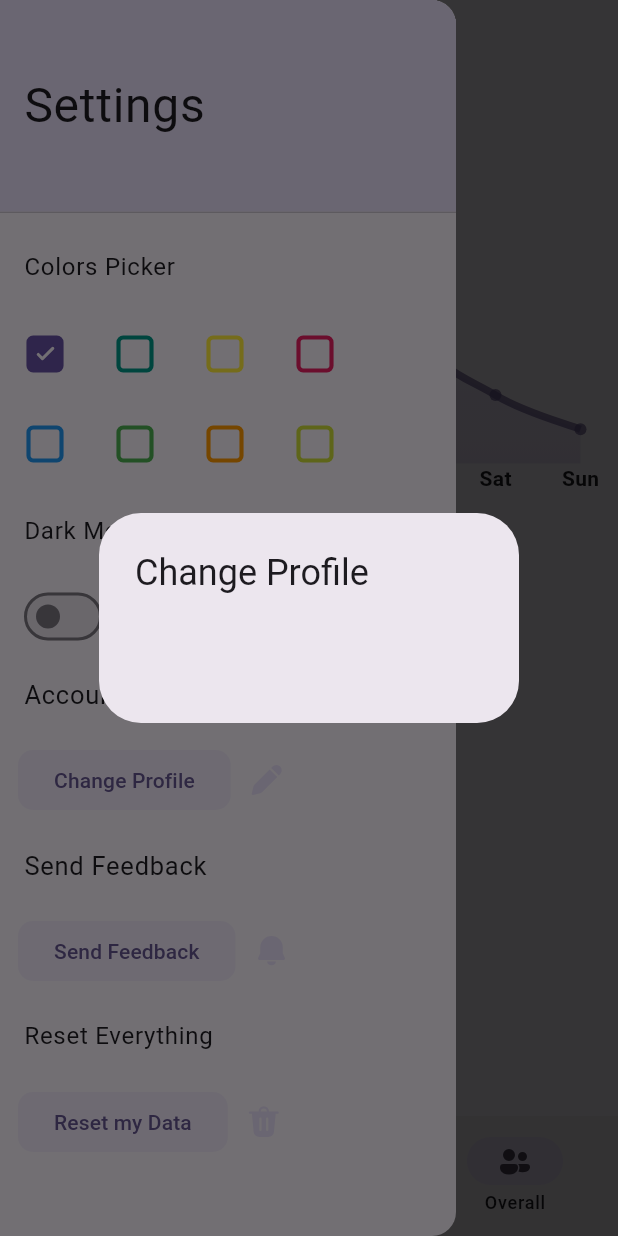
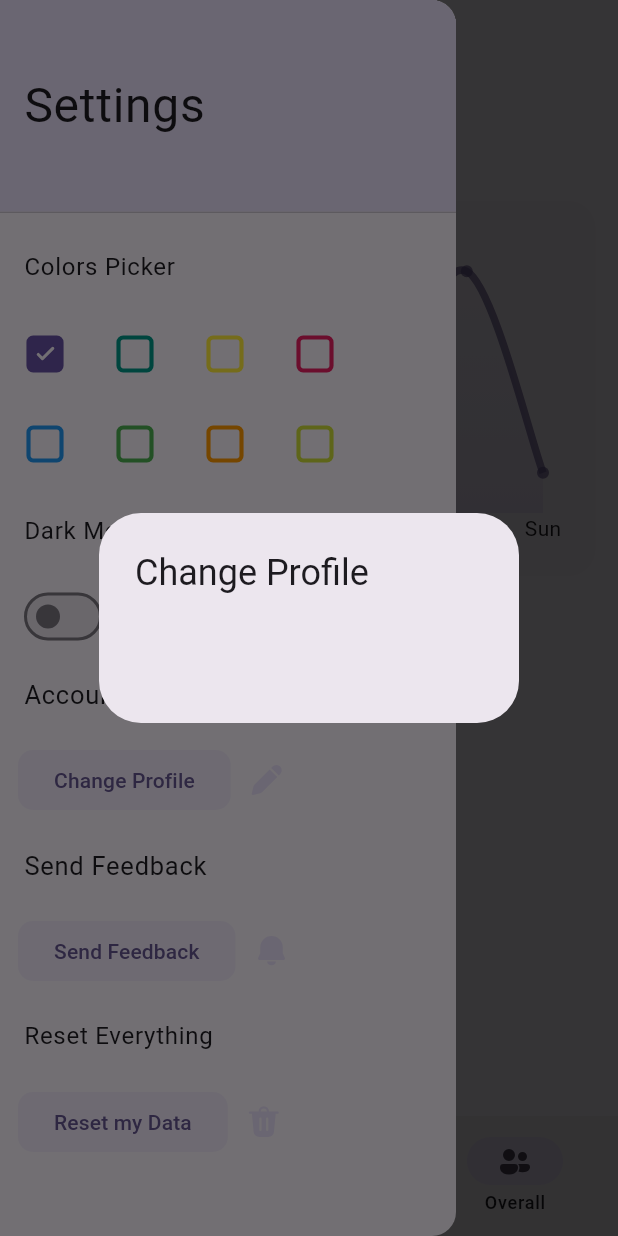
Before and after one commit to HaseebKahn365/workouts_v3, a Flutter app: the screen it shows after launch, item 3 of the bottom bar chosen, in the side drawer, after a tap on "Change Profile", on a phone screen of 412 x 824 dp. Run offline on Flutter 3.47's test engine with Material 3 defaults, Android fonts, the phone set to English and light mode, and no system bars; drawn by our look-alikes of fl_chart, flutter_animate; our stand-ins replace firebase_auth, firebase_core, fluentui_system_icons, google_sign_in, introduction_screen, shared_preferences; accounts and stored records are empty.

Commit message:
animations added

```diff
--- a/lib/home_screen.dart
+++ b/lib/home_screen.dart
@@ -2,6 +2,7 @@
 
 import 'package:fluentui_system_icons/fluentui_system_icons.dart';
 import 'package:flutter/material.dart';
+import 'package:flutter_animate/flutter_animate.dart';
 import 'package:workouts_v3/screens/category.dart';
 import 'package:workouts_v3/screens/devlog.dart';
 import 'package:workouts_v3/testing/mockclassStructures.dart';
@@ -136,10 +137,22 @@ class _HomeScreenState extends State<HomeScreen> {
                   label: const Text("Add Category"),
                 ),
               ),
+            )
+                .animate()
+                .scale(
+                  duration: const Duration(milliseconds: 500),
+                  curve: Curves.easeInOut,
+                )
+                .then()
+                .shake(
+                  duration: const Duration(milliseconds: 500),
+                  curve: Curves.easeInOut,
+                  hz: 2,
                 ),
 
             //creating a card for each category using expand operator for the list
-            ...categories.map((category) => Padding(
+            ...categories.map(
+              (category) => Padding(
                 padding: const EdgeInsets.only(bottom: 8.0, right: 8.0, left: 8.0),
                 child: Card(
                   color: Theme.of(context).colorScheme.surfaceVariant,
@@ -157,8 +170,17 @@ class _HomeScreenState extends State<HomeScreen> {
                     splashColor: Theme.of(context).colorScheme.secondaryContainer,
                   ),
                   elevation: 0,
+                )
+                    .animate()
+                    .slideY(
+                      duration: const Duration(milliseconds: 500),
+                      curve: Curves.easeInOut,
+                      begin: 1,
+                    )
+                    .then()
+                    .shimmer(),
               ),
-                )),
+            ),
 
             //card for the DEVLogs
             Padding(
@@ -178,7 +200,15 @@ class _HomeScreenState extends State<HomeScreen> {
                   splashColor: Theme.of(context).colorScheme.secondaryContainer,
                 ),
                 elevation: 0,
-              ),
+              )
+                  .animate()
+                  .slideY(
+                    duration: const Duration(milliseconds: 500),
+                    curve: Curves.easeInOut,
+                    begin: 1,
+                  )
+                  .then()
+                  .shimmer(),
             ),
           ],
         ),
@@ -224,49 +254,6 @@ class FloatingActionButtons extends StatelessWidget {
             child: const Icon(Icons.add),
           ),
         ],
-      ),
-    );
-  }
-}
-
-class Dialogs extends StatefulWidget {
-  const Dialogs({super.key});
-
-  @override
-  State<Dialogs> createState() => _DialogsState();
-}
-
-class _DialogsState extends State<Dialogs> {
-  void openDialog(BuildContext context) {
-    showDialog<void>(
-      context: context,
-      builder: (context) => AlertDialog(
-        title: const Text("Basic Dialog Title"),
-        content: const Text("A dialog is a type of modal window that appears in front of app content to provide critical information, or prompt for a decision to be made."),
-        actions: <Widget>[
-          TextButton(
-            child: const Text('Dismiss'),
-            onPressed: () => Navigator.of(context).pop(),
-          ),
-          TextButton(
-            child: const Text('Action'),
-            onPressed: () => Navigator.of(context).pop(),
-          ),
-        ],
-      ),
-    );
-  }
-
-  @override
-  Widget build(BuildContext context) {
-    return Padding(
-      padding: const EdgeInsets.symmetric(vertical: 10),
-      child: TextButton(
-        child: const Text(
-          "Open Dialog",
-          style: TextStyle(fontWeight: FontWeight.bold),
-        ),
-        onPressed: () => openDialog(context),
       ),
     );
   }
--- a/lib/overall_screen.dart
+++ b/lib/overall_screen.dart
@@ -2,6 +2,7 @@
 
 import 'package:fl_chart/fl_chart.dart';
 import 'package:flutter/material.dart';
+import 'package:flutter_animate/flutter_animate.dart';
 
 class Overall extends StatelessWidget {
   const Overall({super.key});
@@ -11,29 +12,43 @@ class Overall extends StatelessWidget {
     // Compare this snippet from lib\main.dart:
 
     return Expanded(
+      child: Padding(
+        padding: const EdgeInsets.symmetric(horizontal: 10),
         child: ListView(
           children: <Widget>[
+            const SizedBox(height: 16),
+            Text('  Weekly\'s Progress ', style: Theme.of(context).textTheme.headlineMedium).animate().scale(
+                  duration: const Duration(milliseconds: 500),
+                  curve: Curves.easeInOut,
+                ),
             //here we will have the weekly report of the user's devlogs showing how much time he spent on developement.
             //we will have a bar chart to show the progress of the user in the week.
+            const SizedBox(height: 16),
 
             Padding(
-            padding: const EdgeInsets.all(25.0),
-            child: LineChartWidget(),
+              padding: const EdgeInsets.only(left: 5, right: 5, top: 10, bottom: 10),
+              child: LineChartWidget().animate().slide(
+                    duration: const Duration(milliseconds: 500),
+                    begin: const Offset(0, 1),
+                    end: const Offset(0, 0),
+                    curve: Curves.easeInOut,
+                  ),
             ),
           ],
+        ),
       ),
     );
   }
 }
 
 Map<String, int> devData = {
-  'Mon': 23,
-  'Tue': 12,
-  'Wed': 6,
-  'Thu': 29,
-  'Fri': 12,
+  'Mon': 3,
+  'Tue': 2,
+  'Wed': 1,
+  'Thu': 2,
+  'Fri': 3,
   'Sat': 6,
-  'Sun': 3,
+  'Sun': 1,
 };
 
 class LineChartWidget extends StatelessWidget {
@@ -42,7 +57,12 @@ class LineChartWidget extends StatelessWidget {
   @override
   Widget build(BuildContext context) {
     return Container(
+      padding: EdgeInsets.only(left: 20, right: 35, top: 20, bottom: 20),
       height: 250,
+      decoration: BoxDecoration(
+        borderRadius: BorderRadius.circular(18),
+        color: Theme.of(context).colorScheme.surfaceVariant.withOpacity(0.2),
+      ),
       child: LineChart(
         LineChartData(
           lineTouchData: LineTouchData(enabled: false),
@@ -56,7 +76,6 @@ class LineChartWidget extends StatelessWidget {
                         devData.keys.toList()[value.toInt()],
                         style: TextStyle(
                           color: Theme.of(context).colorScheme.onSurface,
-                          fontWeight: FontWeight.bold,
                         ),
                       )),
             ),
@@ -69,8 +88,8 @@ class LineChartWidget extends StatelessWidget {
                 getTitlesWidget: (value, meta) => Text(
                   value.toInt().toString(),
                   style: TextStyle(
+                    fontSize: 10,
                     color: (value == 0) ? Colors.amber.withOpacity(0) : Theme.of(context).colorScheme.onSurface.withOpacity(0.8),
-                    fontWeight: FontWeight.bold,
                   ),
                 ),
                 showTitles: true,
```
Also changed, not shown: lib/screens/category.dart (+9 -1 lines), lib/screens/devlog.dart (+9 -2 lines), lib/today_screen.dart (+9 -2 lines). Lines whose indentation alone changed are shown as unchanged.
